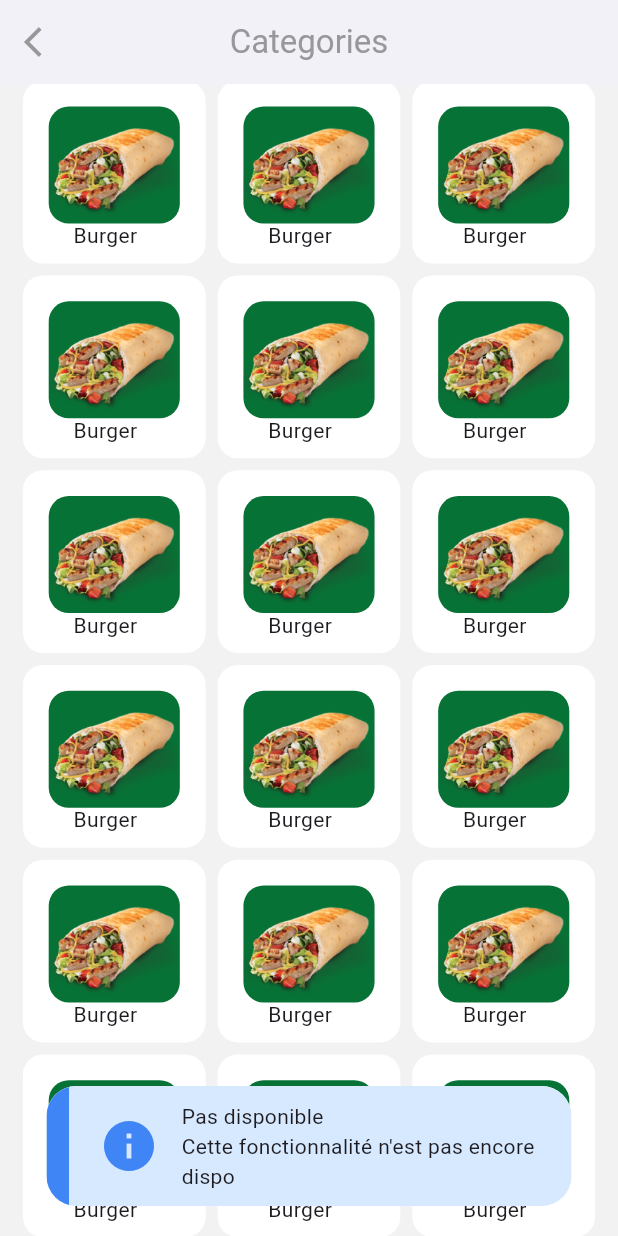
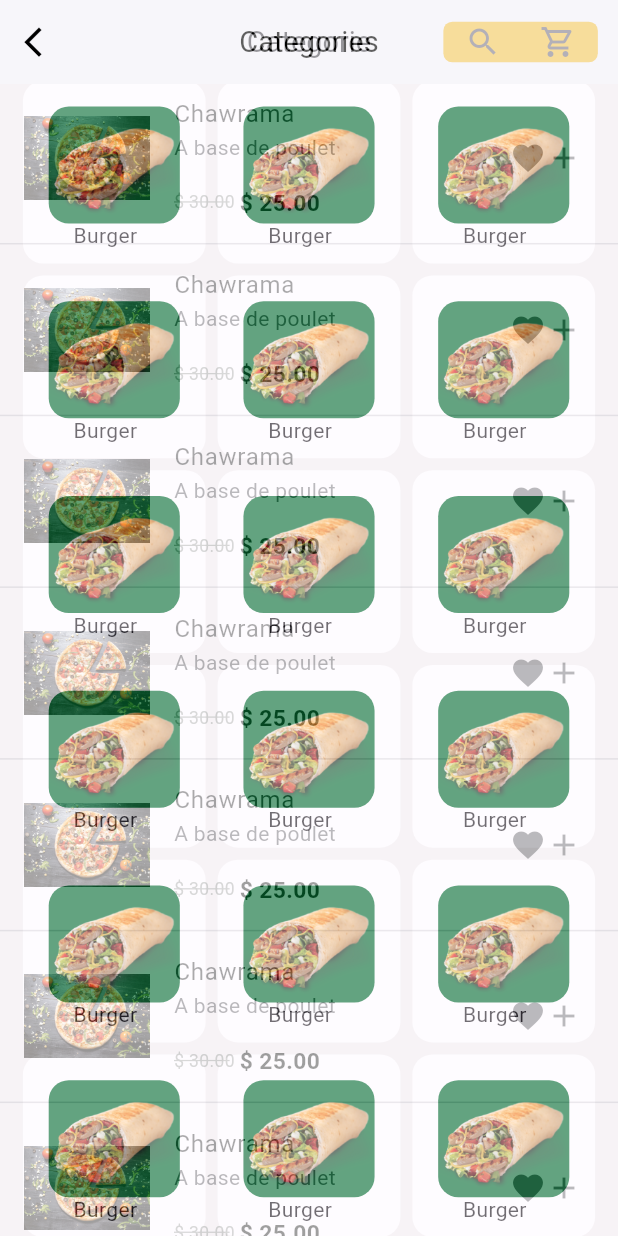
Before and after one commit to exau-umba/oasis_restaurant, a Flutter app: the CategoryPage screen opened by its route, scrolled down 132 dp, after a tap on "Burger", on a phone screen of 412 x 824 dp. Run offline on Flutter 3.47's test engine with Material 3 defaults, Android fonts, the phone set to English and light mode, and no system bars; our stand-ins replace animated_notch_bottom_bar, carousel_slider, get_storage, go_router, ionicons, loading_animation_widget and 3 more; accounts and stored records are empty.

Commit message:
Build: List food by category, change bottomNavbar

```diff
--- /dev/null
+++ b/lib/pages/food/ListFoodByCategory.dart
@@ -0,0 +1,129 @@
+import 'package:flutter/material.dart';
+import 'package:go_router/go_router.dart';
+import 'package:oasis_restaurant/utils/Constantes/Constantes.dart';
+import 'package:responsive_sizer/responsive_sizer.dart';
+
+import '../../utils/Constantes/colors.dart';
+
+class ListFoodByCategory extends StatefulWidget {
+  const ListFoodByCategory({super.key});
+
+  @override
+  State<ListFoodByCategory> createState() => _ListFoodByCategoryState();
+}
+
+class _ListFoodByCategoryState extends State<ListFoodByCategory> {
+  @override
+  Widget build(BuildContext context) {
+    return Scaffold(
+      appBar: AppBar(
+        backgroundColor: Colors_App.Colorwhite,
+        centerTitle: true,
+        title: Text(
+            "Categorie",
+          style: Constantes.styleTitleAppBar,
+        ),
+        leading: IconButton(
+          icon: Icon(Icons.arrow_back_ios, color: Colors_App.Colorblack, size: 20.sp,),
+          onPressed: (){
+            GoRouter.of(context).pop();
+          },
+        ),
+        actions: [
+          Container(
+            padding: EdgeInsets.all(5.sp),
+            margin: EdgeInsets.all(15.sp),
+            width: Adaptive.w(25),
+            decoration: BoxDecoration(
+              color: Colors_App.ColorYellow,
+              borderRadius: BorderRadius.circular(10.sp)
+            ),
+            child: Row(
+              mainAxisAlignment: MainAxisAlignment.spaceAround,
+              children: [
+                InkWell(
+                    child: Icon(Icons.search,),
+                  onTap: (){
+
+                  },
+                ),
+                InkWell(
+                    child: Icon(Icons.shopping_cart_outlined,),
+                  onTap: (){
+
+                  },
+                ),
+              ],
+            ),
+          )
+        ],
+      ),
+      body: _body(),
+    );
+  }
+
+  Widget _body(){
+    return _element();
+  }
+
+  _element(){
+    return ListView.separated(
+      separatorBuilder: (context, index) => Divider(),
+      itemCount: 20,
+        scrollDirection: Axis.vertical,
+        shrinkWrap: true,
+        itemBuilder: (context, index){
+          return ListTile(
+            onTap: (){},
+            leading: Image.asset("assets/images/t3.png", fit: BoxFit.cover,),
+            minLeadingWidth: 20.sp,
+            title: Text("Chawrama"),
+            subtitle: Column(
+              mainAxisSize: MainAxisSize.min,
+              crossAxisAlignment: CrossAxisAlignment.start,
+              mainAxisAlignment: MainAxisAlignment.spaceBetween,
+              children: [
+                Text("A base de poulet"),
+                SizedBox(height: 2.h),
+                Row(
+                  children: [
+                    Stack(
+                      children: [
+                        Align(
+                          alignment: Alignment.topLeft,
+                          child: Text("\$ 30.00 ",
+                              style: TextStyle(
+                                  color: Colors_App.ColorGrey,
+                                  fontSize: 14.sp
+                              )),
+                        ),
+                        Container(
+                          margin: EdgeInsets.only(top: 11.sp),
+                          height: 0.1.h,
+                          width: Adaptive.w(9),
+                          color: Colors_App.ColorGrey,
+                        )
+                      ],
+                    ),
+                    Text("\$ 25.00",//prices[index],
+                        style: TextStyle(
+                          color: Colors_App.Colorblack,
+                          fontWeight: FontWeight.bold,
+                          fontSize: 16.sp,
+                        )),
+                  ],
+                ),
+              ],
+            ),
+            trailing: Row(
+              mainAxisSize: MainAxisSize.min,
+              children: [
+                Icon(Icons.favorite),
+                Icon(Icons.add),
+              ],
+            ),
+          );
+        }
+    );
+  }
+}
--- a/lib/pages/category/CategoryPage.dart
+++ b/lib/pages/food/category/CategoryPage.dart
@@ -1,9 +1,12 @@
 import 'package:flutter/material.dart';
+import 'package:go_router/go_router.dart';
 import 'package:motion_toast/motion_toast.dart';
+import 'package:oasis_restaurant/utils/Constantes/Constantes.dart';
 import 'package:oasis_restaurant/utils/Constantes/colors.dart';
+import 'package:oasis_restaurant/utils/Routes.dart';
 import 'package:responsive_sizer/responsive_sizer.dart';
 
-import '../../utils/Constantes/PaddingDelimiter.dart';
+import '../../../utils/Constantes/PaddingDelimiter.dart';
 
 class CategoryPage extends StatelessWidget {
   const CategoryPage({super.key});
@@ -15,16 +18,14 @@ class CategoryPage extends StatelessWidget {
       appBar: AppBar(
         centerTitle: true,
         title: Text("Categories",
-          style: TextStyle(
-            color: Colors_App.ColorGrey
-          ),
+          style: Constantes.styleTitleAppBar,
         ),
         backgroundColor: Colors_App.Colorwhite,
         leading: InkWell(
           onTap: (){
             Navigator.pop(context);
           },
-            child: Icon(Icons.arrow_back_ios, color: Colors_App.ColorGrey,)),
+            child: Icon(Icons.arrow_back_ios, color: Colors_App.Colorblack, size: 20.sp,)),
       ),
       body: _body(),
     );
@@ -42,10 +43,11 @@ class CategoryPage extends StatelessWidget {
         itemBuilder: (context, index){
           return InkWell(
             onTap: (){
-              MotionToast.info(
+              GoRouter.of(context).push(Routes.listFoodByCategorypage);
+              /*MotionToast.info(
                 title:  Text("Pas disponible"),
                 description:  Text("Cette fonctionnalité n'est pas encore dispo"),
-              ).show(context);
+              ).show(context);*/
             },
             child: Container(
               padding: EdgeInsets.all(12.sp),
--- a/lib/pages/welcome/BienvenuPage.dart
+++ b/lib/pages/welcome/BienvenuPage.dart
@@ -1,4 +1,5 @@
 import 'package:flutter/material.dart';
+import 'package:go_router/go_router.dart';
 import 'package:oasis_restaurant/utils/Constantes/colors.dart';
 import 'package:oasis_restaurant/utils/Routes.dart';
 import 'package:responsive_sizer/responsive_sizer.dart';
@@ -70,7 +71,7 @@ class BienvenuPage extends StatelessWidget {
                     widthFactor: 3.sp,
                     child: ElevatedButton(
                         onPressed: () {
-                          Navigator.pushNamedAndRemoveUntil(context, Routes.accueilpage, (route) => false);
+                          GoRouter.of(context).go(Routes.homepage);
                         },
                         style: TextButton.styleFrom(
                           padding: const EdgeInsets.symmetric(vertical: 16),
--- a/lib/pages/welcome/Splashscreen.dart
+++ b/lib/pages/welcome/Splashscreen.dart
@@ -1,4 +1,5 @@
 import 'package:flutter/material.dart';
+import 'package:go_router/go_router.dart';
 import 'package:oasis_restaurant/utils/Constantes/colors.dart';
 import 'package:oasis_restaurant/utils/Routes.dart';
 import 'package:responsive_sizer/responsive_sizer.dart';
@@ -15,7 +16,7 @@ class _SplashscreenState extends State<Splashscreen> {
   @override
   void initState() {
     Future.delayed(Duration(seconds: 1), (){
-      Navigator.pushNamedAndRemoveUntil(context, Routes.bienvenupage, (route) => false);
+      GoRouter.of(context).go(Routes.bienvenupage);
     });
     super.initState();
   }
--- a/lib/utils/Constantes/Constantes.dart
+++ b/lib/utils/Constantes/Constantes.dart
@@ -1,10 +1,15 @@
 import 'package:flutter/material.dart';
+import 'package:responsive_sizer/responsive_sizer.dart';
+
+import 'colors.dart';
 
 class Constantes{
-  static const Color ColorvertFonce = Color.fromRGBO(35, 110, 72, 1);
-  static const Color Colorwhite = Colors.white;
-  static const Color Colorblack = Colors.black;
+  static const String  BASE_URL = "";
 
-  static const String  BASE_URL = "https://bbopt.net";
+  static TextStyle styleTitleAppBar = TextStyle(
+      color: Colors_App.Colorblack,
+      fontWeight: FontWeight.normal,
+      fontSize: 18.sp
+  );
 
 }
--- a/lib/utils/RouteManager.dart
+++ b/lib/utils/RouteManager.dart
@@ -1,24 +1,89 @@
 import 'package:flutter/material.dart';
-import 'package:oasis_restaurant/pages/category/CategoryPage.dart';
+import 'package:go_router/go_router.dart';
+import 'package:oasis_restaurant/pages/food/ListFoodByCategory.dart';
 import 'package:oasis_restaurant/pages/home/AccueilPagePage.dart';
 import 'package:oasis_restaurant/pages/welcome/BienvenuPage.dart';
+import '../pages/food/category/CategoryPage.dart';
 import '../pages/home/HomePage.dart';
 import '../pages/welcome/Splashscreen.dart';
 import 'Routes.dart';
 
 class RoutesManager {
-  static Route? route(RouteSettings r) {
-    switch (r.name) {
-      case Routes.splashscreen:
-        return MaterialPageRoute(builder: (_)=> Splashscreen());
-      case Routes.bienvenupage:
-        return MaterialPageRoute(builder: (_)=>BienvenuPage());
-      case Routes.accueilpage:
-        return MaterialPageRoute(builder: (_)=>AccueilPagePage());
-      case Routes.categorypage:
-        return MaterialPageRoute(builder: (_)=>CategoryPage());
-      default:
-        return MaterialPageRoute(builder: (_)=> HomePage());
-    }
-  }
+  static final GoRouter router = GoRouter(
+    initialLocation: Routes.splashscreen,
+    routes: [
+      GoRoute(
+        path: Routes.splashscreen,
+        builder: (BuildContext context, GoRouterState state) {
+          return  Splashscreen();
+        },
+      ),
+      GoRoute(
+        path: Routes.accueilpage,
+        pageBuilder: (context, state) {
+          return CustomTransitionPage(
+            transitionDuration: const Duration(seconds: 5),
+            key: state.pageKey,
+            child: AccueilPagePage(),
+            transitionsBuilder: (context, animation, secondaryAnimation, child) {
+              return FadeTransition(
+                opacity: CurveTween(curve: Curves.easeIn).animate(animation),
+                child: child,
+              );
+            },);
+        },
+        builder: (BuildContext context, GoRouterState state) {
+          return const AccueilPagePage();
+        },
+      ),
+      GoRoute(
+        path: Routes.bienvenupage,
+        pageBuilder: (context, state) {
+          return CustomTransitionPage(
+            transitionDuration: const Duration(seconds: 1),
+            key: state.pageKey,
+            child: BienvenuPage(),
+            transitionsBuilder: (context, animation, secondaryAnimation, child) {
+            return FadeTransition(
+                opacity: CurveTween(curve: Curves.easeInToLinear).animate(animation),
+              child: child,
+            );
+          },);
+        },
+        builder: (BuildContext context, GoRouterState state) {
+          return  BienvenuPage();
+        },
+      ),
+      GoRoute(
+        path: Routes.categorypage,
+        builder: (BuildContext context, GoRouterState state) {
+          return  CategoryPage();
+        },
+      ),
+      GoRoute(
+        path: Routes.homepage,
+        builder: (BuildContext context, GoRouterState state) {
+          return  HomePage();
+        },
+      ),
+      GoRoute(
+        path: Routes.listFoodByCategorypage,
+        pageBuilder: (context, state) {
+          return CustomTransitionPage(
+            transitionDuration: const Duration(seconds: 2),
+            key: state.pageKey,
+            child: ListFoodByCategory(),
+            transitionsBuilder: (context, animation, secondaryAnimation, child) {
+              return FadeTransition(
+                opacity: CurveTween(curve: Curves.easeIn).animate(animation),
+                child: child,
+              );
+            },);
+        },
+        builder: (BuildContext context, GoRouterState state) {
+          return  ListFoodByCategory();
+        },
+      ),
+    ],
+  );
 }
--- a/lib/utils/Routes.dart
+++ b/lib/utils/Routes.dart
@@ -1,7 +1,9 @@
 class Routes {
-  static const String splashscreen = "splash";
-  static const String homepage = "home";
-  static const String accueilpage = "accueil";
-  static const String bienvenupage = "bienvenu";
-  static const String categorypage = "Category";
+  static const String splashscreen = "/";
+  static const String homepage = "/home";
+  static const String accueilpage = "/accueil";
+  static const String bienvenupage = "/bienvenu";
+  static const String categorypage = "/Category";
+  static const String profilepage = "/profile";
+  static const String listFoodByCategorypage = "/listFoodByCategory";
 }
--- a/lib/utils/widget/Chargement.dart
+++ b/lib/utils/widget/Chargement.dart
@@ -16,7 +16,7 @@ Widget Chargement([bool isVisible = false]) {
             color: Colors.black54,
             child: Center(
                 child: LoadingAnimationWidget.discreteCircle(
-                  color: Constantes.ColorvertFonce,
+                  color: Colors_App.ColorGreen,
               secondRingColor: Colors_App.ColorGreen,
               thirdRingColor: Colors_App.ColorYellow,
               size: 30.sp,
--- a/pubspec.yaml
+++ b/pubspec.yaml
@@ -45,7 +45,9 @@ dependencies:
   ionicons: ^0.2.2
   carousel_slider: ^4.2.1
   motion_toast: ^2.8.0
-
+  go_router: ^13.2.0
+  animated_notch_bottom_bar: ^1.0.0
+  salomon_bottom_bar: ^3.3.2
 
 dev_dependencies:
   flutter_test:
```
Also changed, not shown: lib/apps/MonApplication.dart (+6 -3 lines), lib/pages/home/AccueilPagePage.dart (+9 -2 lines), lib/pages/home/HomePage.dart (+15 -6 lines), lib/pages/user/ProfilePage.dart (added, +17 -0 lines), pubspec.lock.
